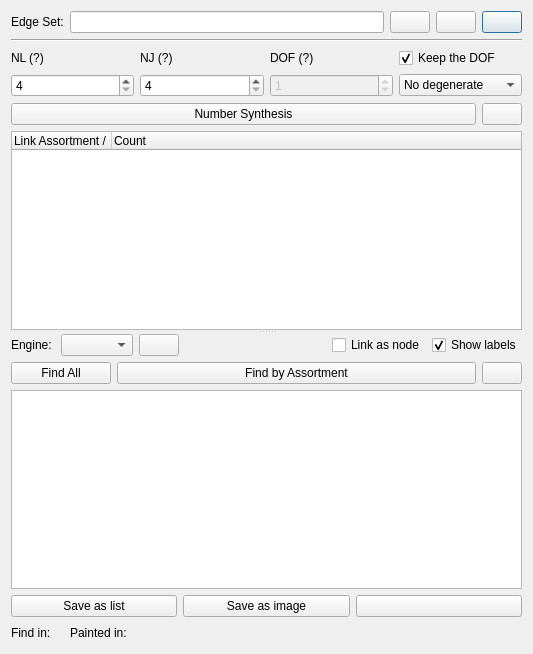
Old version of the form pyslvs_ui/synthesis/structure_synthesis/structure_widget.ui in the repository KmolYuan/Pyslvs-UI.
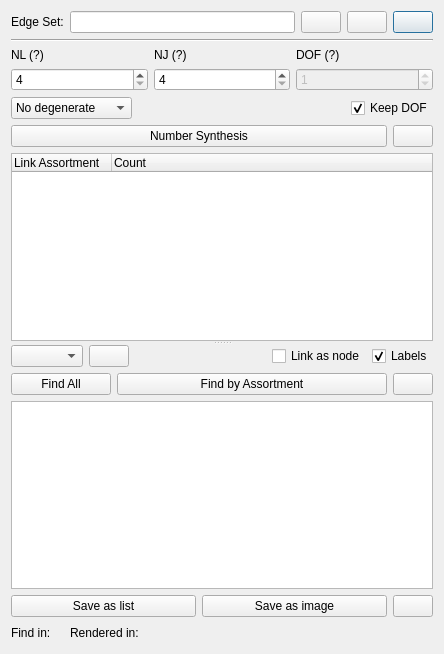
New version of the form. Icons and pictures are not drawn.

```diff
--- a/pyslvs_ui/synthesis/structure_synthesis/structure_widget.ui
+++ b/pyslvs_ui/synthesis/structure_synthesis/structure_widget.ui
@@ -6,7 +6,7 @@
    <rect>
     <x>0</x>
     <y>0</y>
-    <width>533</width>
+    <width>444</width>
     <height>654</height>
    </rect>
   </property>
@@ -151,20 +151,11 @@
            </property>
           </widget>
          </item>
-         <item row="0" column="3">
-          <widget class="QCheckBox" name="keep_dof">
-           <property name="statusTip">
-            <string>Keep the degrees of freedom when adjusting numbers.</string>
-           </property>
-           <property name="text">
-            <string>Keep the DOF</string>
-           </property>
-           <property name="checked">
-            <bool>true</bool>
-           </property>
-          </widget>
-         </item>
-         <item row="2" column="3">
+        </layout>
+       </item>
+       <item>
+        <layout class="QHBoxLayout" name="horizontalLayout_7">
+         <item>
           <widget class="QComboBox" name="graph_degenerate">
            <property name="sizePolicy">
             <sizepolicy hsizetype="Minimum" vsizetype="Fixed">
@@ -192,6 +183,32 @@
            </item>
           </widget>
          </item>
+         <item>
+          <spacer name="horizontalSpacer_3">
+           <property name="orientation">
+            <enum>Qt::Horizontal</enum>
+           </property>
+           <property name="sizeHint" stdset="0">
+            <size>
+             <width>40</width>
+             <height>20</height>
+            </size>
+           </property>
+          </spacer>
+         </item>
+         <item>
+          <widget class="QCheckBox" name="keep_dof">
+           <property name="statusTip">
+            <string>Keep the degrees of freedom when adjusting numbers.</string>
+           </property>
+           <property name="text">
+            <string>Keep DOF</string>
+           </property>
+           <property name="checked">
+            <bool>true</bool>
+           </property>
+          </widget>
+         </item>
         </layout>
        </item>
        <item>
@@ -235,7 +252,7 @@
          </property>
          <column>
           <property name="text">
-           <string>Link Assortment / Contracted Link Assortment</string>
+           <string>Link Assortment</string>
           </property>
          </column>
          <column>
@@ -251,13 +268,6 @@
       <layout class="QVBoxLayout" name="verticalLayout_3">
        <item>
         <layout class="QHBoxLayout" name="horizontalLayout">
-         <item>
-          <widget class="QLabel" name="graph_engine_text">
-           <property name="text">
-            <string>Engine: </string>
-           </property>
-          </widget>
-         </item>
          <item>
           <widget class="QComboBox" name="graph_engine">
            <property name="statusTip">
@@ -308,7 +318,7 @@
          <item>
           <widget class="QCheckBox" name="graph_show_label">
            <property name="text">
-            <string>Show labels</string>
+            <string>Labels</string>
            </property>
            <property name="checked">
             <bool>true</bool>
@@ -418,6 +428,12 @@
          </item>
          <item>
           <widget class="QPushButton" name="edges2atlas_button">
+           <property name="sizePolicy">
+            <sizepolicy hsizetype="Fixed" vsizetype="Fixed">
+             <horstretch>0</horstretch>
+             <verstretch>0</verstretch>
+            </sizepolicy>
+           </property>
            <property name="statusTip">
             <string>Load the edges data from text file, then save them to image files.</string>
            </property>
@@ -450,7 +466,7 @@
          <item>
           <widget class="QLabel" name="paint_time_title_label">
            <property name="text">
-            <string>Painted in:</string>
+            <string>Rendered in:</string>
            </property>
           </widget>
          </item>
```
